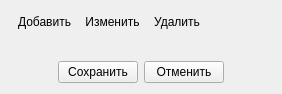
Old version of the form src/plugins/modeleride/propnumerator.ui in the repository rdnvndr/raindrop.
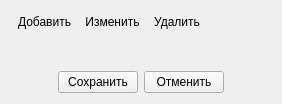
New version of the form. Icons and pictures are not drawn. Custom widgets are drawn as their Qt base class.

What changed in the file:
```diff
--- a/src/plugins/modeleride/propnumerator.ui
+++ b/src/plugins/modeleride/propnumerator.ui
@@ -7,7 +7,7 @@
     <x>0</x>
     <y>0</y>
     <width>282</width>
-    <height>94</height>
+    <height>104</height>
    </rect>
   </property>
   <property name="windowTitle">
@@ -107,17 +107,7 @@
     <widget class="NumeratorWidget" name="numeratorWidget" native="true"/>
    </item>
    <item>
-    <spacer name="verticalSpacer">
-     <property name="orientation">
-      <enum>Qt::Vertical</enum>
-     </property>
-     <property name="sizeHint" stdset="0">
-      <size>
-       <width>20</width>
-       <height>40</height>
-      </size>
-     </property>
-    </spacer>
+    <widget class="NumeratorRangeWidget" name="numeratorRangeWidget" native="true"/>
    </item>
    <item>
     <layout class="QHBoxLayout" name="horizontalLayoutPropSave">
@@ -172,6 +162,12 @@
    <header>numeratorwidget.h</header>
    <container>1</container>
   </customwidget>
+  <customwidget>
+   <class>NumeratorRangeWidget</class>
+   <extends>QWidget</extends>
+   <header>numeratorrangewidget.h</header>
+   <container>1</container>
+  </customwidget>
  </customwidgets>
  <resources>
   <include location="modeleride.qrc"/>
```
